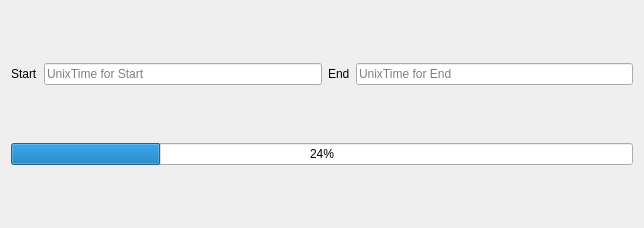
Before: the Qt Designer form rqt_progressbar/src/rqt_progressbar/rqt_progressbar.ui in Shuhei-YOSHIDA/ros2_tiny_utils, drawn with Qt 5.
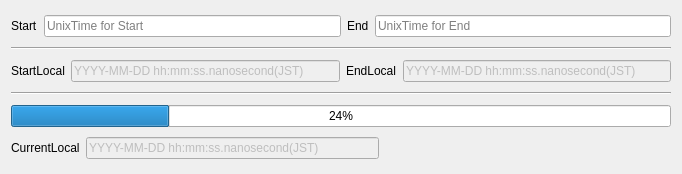
After: the same form once the commit is applied.

Commit message: WIP: rqt_progressbar shows localtime

What changed in the file:
```diff
--- a/rqt_progressbar/src/rqt_progressbar/rqt_progressbar.ui
+++ b/rqt_progressbar/src/rqt_progressbar/rqt_progressbar.ui
@@ -6,8 +6,8 @@
    <rect>
     <x>0</x>
     <y>0</y>
-    <width>644</width>
-    <height>228</height>
+    <width>682</width>
+    <height>174</height>
    </rect>
   </property>
   <property name="windowTitle">
@@ -25,6 +25,9 @@
      </item>
      <item>
       <widget class="QLineEdit" name="startUnixLineEdit">
+       <property name="enabled">
+        <bool>true</bool>
+       </property>
        <property name="text">
         <string/>
        </property>
@@ -52,6 +55,58 @@
      </item>
     </layout>
    </item>
+   <item>
+    <widget class="Line" name="line">
+     <property name="orientation">
+      <enum>Qt::Horizontal</enum>
+     </property>
+    </widget>
+   </item>
+   <item>
+    <layout class="QHBoxLayout" name="horizontalLayout_2">
+     <item>
+      <widget class="QLabel" name="startLocalTime">
+       <property name="text">
+        <string>StartLocal</string>
+       </property>
+      </widget>
+     </item>
+     <item>
+      <widget class="QLineEdit" name="slLineEdit">
+       <property name="enabled">
+        <bool>false</bool>
+       </property>
+       <property name="text">
+        <string>YYYY-MM-DD hh:mm:ss.nanosecond(JST)</string>
+       </property>
+      </widget>
+     </item>
+     <item>
+      <widget class="QLabel" name="endLocalTime">
+       <property name="text">
+        <string>EndLocal</string>
+       </property>
+      </widget>
+     </item>
+     <item>
+      <widget class="QLineEdit" name="elLineEdit">
+       <property name="enabled">
+        <bool>false</bool>
+       </property>
+       <property name="text">
+        <string>YYYY-MM-DD hh:mm:ss.nanosecond(JST)</string>
+       </property>
+      </widget>
+     </item>
+    </layout>
+   </item>
+   <item>
+    <widget class="Line" name="line_2">
+     <property name="orientation">
+      <enum>Qt::Horizontal</enum>
+     </property>
+    </widget>
+   </item>
    <item>
     <layout class="QVBoxLayout" name="verticalLayout">
      <property name="spacing">
@@ -59,6 +114,12 @@
      </property>
      <item>
       <widget class="QProgressBar" name="progressBar">
+       <property name="sizePolicy">
+        <sizepolicy hsizetype="Expanding" vsizetype="Fixed">
+         <horstretch>0</horstretch>
+         <verstretch>0</verstretch>
+        </sizepolicy>
+       </property>
        <property name="value">
         <number>24</number>
        </property>
@@ -66,6 +127,40 @@
      </item>
     </layout>
    </item>
+   <item>
+    <layout class="QHBoxLayout" name="horizontalLayout_3">
+     <item>
+      <widget class="QLabel" name="currentTimeLabel">
+       <property name="text">
+        <string>CurrentLocal</string>
+       </property>
+      </widget>
+     </item>
+     <item>
+      <widget class="QLineEdit" name="clLineEdit">
+       <property name="enabled">
+        <bool>false</bool>
+       </property>
+       <property name="text">
+        <string>YYYY-MM-DD hh:mm:ss.nanosecond(JST)</string>
+       </property>
+      </widget>
+     </item>
+     <item>
+      <spacer name="horizontalSpacer">
+       <property name="orientation">
+        <enum>Qt::Horizontal</enum>
+       </property>
+       <property name="sizeHint" stdset="0">
+        <size>
+         <width>40</width>
+         <height>20</height>
+        </size>
+       </property>
+      </spacer>
+     </item>
+    </layout>
+   </item>
   </layout>
  </widget>
  <resources/>
```
Left out of the diff: 4 changed lines with no effect on the pictures. The commit also changes 1 other file.
